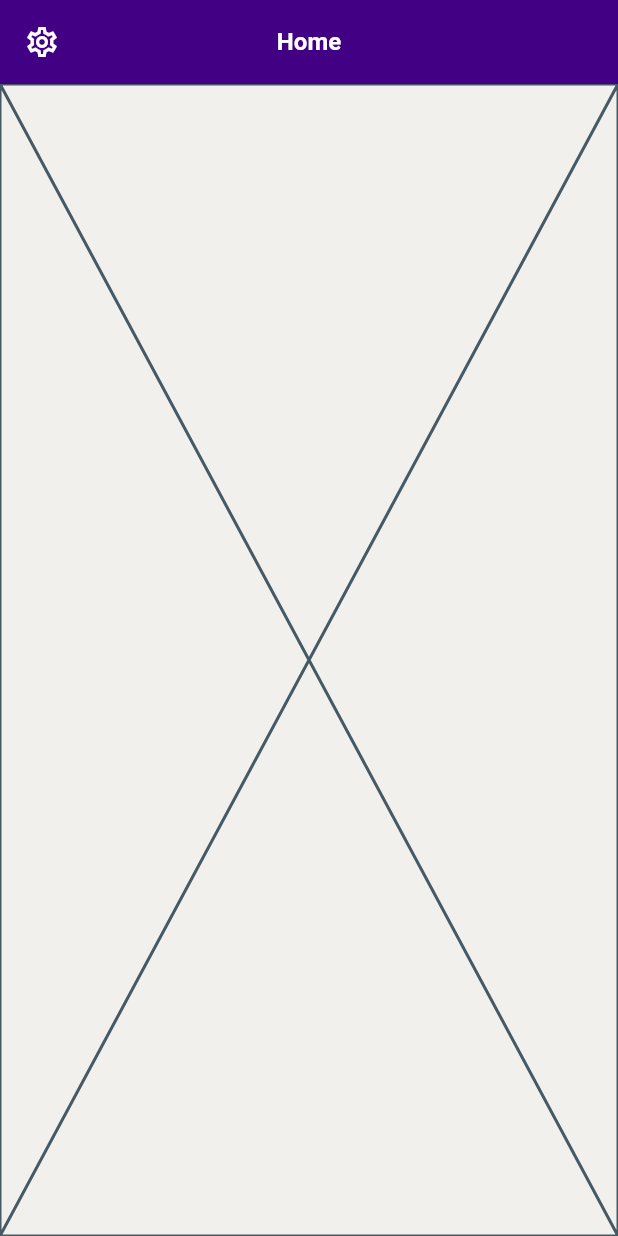
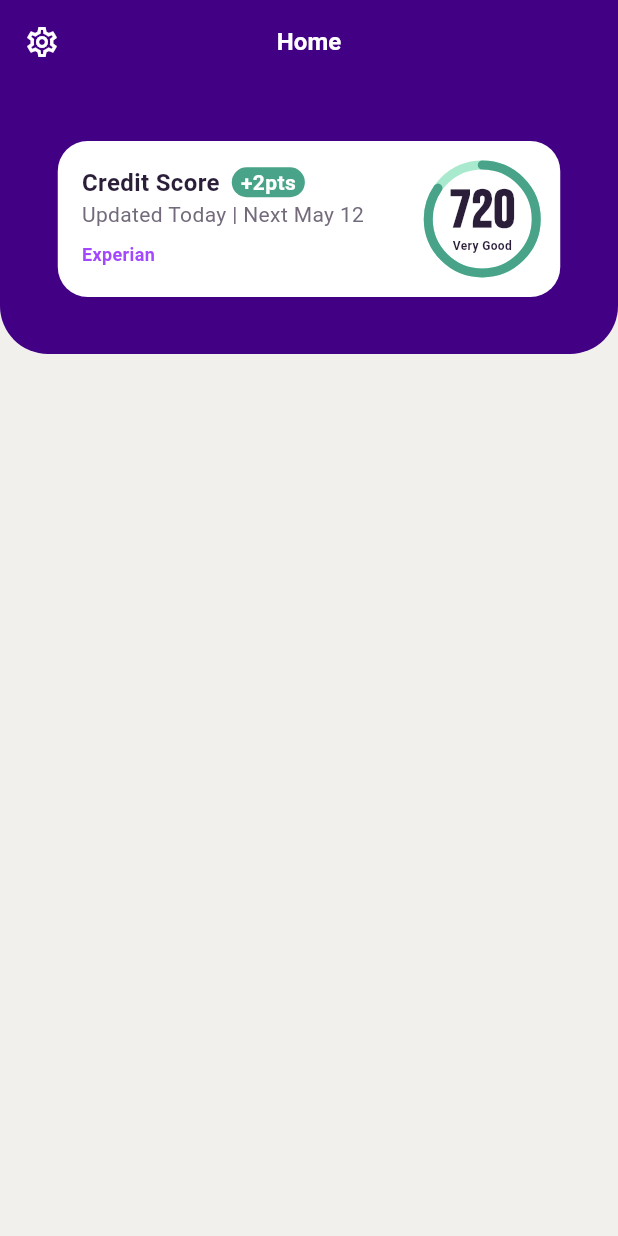
Before and after one commit to Jambdy/ava-assignment, a Flutter app: the screen it shows after launch, on a phone screen of 412 x 824 dp. Run offline on Flutter 3.47's test engine with Material 3 defaults, Android fonts, the phone set to English and light mode, and no system bars; our stand-ins replace auto_route, flutter_riverpod, google_fonts, riverpod_annotation; generated files the repository leaves out were written again; Roboto replaces fonts that are missing (At Hauss).

Commit message:
add credit score components and home screen integration

```diff
--- /dev/null
+++ b/lib/ui/core/widgets/ava_card.dart
@@ -0,0 +1,33 @@
+import 'package:flutter/material.dart';
+
+class AvaCard extends StatelessWidget {
+  final double height;
+  final double width;
+  final bool outlined;
+  final Widget child;
+
+  const AvaCard({
+    super.key,
+    required this.height,
+    required this.width,
+    this.outlined = true,
+    required this.child,
+  });
+
+  @override
+  Widget build(BuildContext context) {
+    return Container(
+      height: height,
+      width: width,
+      decoration: BoxDecoration(
+        color: Theme.of(context).colorScheme.surface,
+        borderRadius: BorderRadius.circular(20),
+        border:
+            outlined
+                ? Border.all(color: Theme.of(context).colorScheme.outline)
+                : null,
+      ),
+      child: Padding(padding: const EdgeInsets.all(16.0), child: child),
+    );
+  }
+}
--- /dev/null
+++ b/lib/ui/core/widgets/ava_chip.dart
@@ -0,0 +1,29 @@
+import 'package:flutter/material.dart';
+
+import '../themes/theme.dart';
+
+class AvaChip extends StatelessWidget {
+  final String text;
+
+  const AvaChip({super.key, required this.text});
+
+  @override
+  Widget build(BuildContext context) {
+    return Container(
+      height: 20,
+      decoration: BoxDecoration(
+        color: Theme.of(context).colorScheme.secondary,
+        borderRadius: BorderRadius.circular(20),
+      ),
+      child: Padding(
+        padding: const EdgeInsets.symmetric(horizontal: 6.0),
+        child: Text(
+          text,
+          style: AppTheme.detailEmphasis.copyWith(
+            color: Theme.of(context).colorScheme.onSecondary,
+          ),
+        ),
+      ),
+    );
+  }
+}
--- /dev/null
+++ b/lib/ui/home/view_models/home_viewmodel.dart
@@ -0,0 +1,28 @@
+import 'package:riverpod_annotation/riverpod_annotation.dart';
+
+import '../../../data/repositories/credit_score_repository.dart';
+import '../state/home_state.dart';
+
+part 'home_viewmodel.g.dart';
+
+@riverpod
+class HomeViewModel extends _$HomeViewModel {
+  @override
+  Future<HomeState> build() async {
+    final creditScore =
+        await ref.read(creditScoreRepositoryProvider).getCreditScore();
+    final creditScoreStatus = _mapCreditScoreStatus(creditScore.currentScore);
+    return HomeState(
+      creditScore: creditScore,
+      creditScoreStatus: creditScoreStatus,
+    );
+  }
+
+  String _mapCreditScoreStatus(int score) {
+    if (score >= 800) return 'Excellent';
+    if (score >= 700) return 'Very Good';
+    if (score >= 600) return 'Good';
+    if (score >= 500) return 'Fair';
+    return 'Poor';
+  }
+}
--- /dev/null
+++ b/lib/ui/home/widgets/credit_score_animation.dart
@@ -0,0 +1,145 @@
+import 'dart:math';
+import 'package:flutter/material.dart';
+
+import '../../core/themes/color.dart';
+import '../../core/themes/theme.dart';
+
+class CreditScoreAnimation extends StatefulWidget {
+  /// Diameter of the widget.
+  final double size;
+
+  /// How many degrees the arc should sweep to (0 → 360).
+  final int creditScore;
+
+  /// Text to display under counter
+  final String? underText;
+
+  /// Width of the arc stroke.
+  final double strokeWidth;
+
+  const CreditScoreAnimation({
+    super.key,
+    this.size = 100,
+    this.creditScore = 270,
+    this.strokeWidth = 6,
+    this.underText
+  });
+
+  @override
+  AnimatedArcCountCircleState createState() => AnimatedArcCountCircleState();
+}
+
+class AnimatedArcCountCircleState extends State<CreditScoreAnimation>
+    with SingleTickerProviderStateMixin {
+  late final AnimationController _ctrl;
+  late final Animation<double> _angleAnim;
+
+  //TODO: add bottom text
+  @override
+  void initState() {
+    super.initState();
+    _ctrl = AnimationController(vsync: this,
+      duration: Duration(
+          milliseconds: (2000 * 850 / widget.creditScore).toInt()));
+      // Tween from 0 → creditScore
+      _angleAnim = Tween<double>(
+      begin: 0,
+      end: widget.creditScore.toDouble(),
+    ).animate(CurvedAnimation(parent: _ctrl, curve: Curves.linear));
+    _ctrl.forward();
+  }
+
+  @override
+  void dispose() {
+    _ctrl.dispose();
+    super.dispose();
+  }
+
+  @override
+  Widget build(BuildContext context) {
+    return SizedBox(
+      width: widget.size,
+      height: widget.size,
+      child: AnimatedBuilder(
+        animation: _angleAnim,
+        builder: (_, __) {
+          return Stack(
+            alignment: Alignment.center,
+            children: [
+              CustomPaint(
+                size: Size.square(widget.size),
+                painter: _ArcPainter(
+                  sweepAngle: 850,
+                  color: AppColors.avaSecondaryLight,
+                  strokeWidth: widget.strokeWidth,
+                ),
+              ),
+              CustomPaint(
+                size: Size.square(widget.size),
+                painter: _ArcPainter(
+                  sweepAngle: _angleAnim.value,
+                  color: Theme
+                      .of(context)
+                      .colorScheme
+                      .secondary,
+                  strokeWidth: widget.strokeWidth,
+                ),
+              ),
+              Column(
+                mainAxisSize: MainAxisSize.min,
+                children: [
+                  Text(
+                    '${_angleAnim.value.toInt()}',
+                    style: AppTheme.graphMedium,
+                  ),
+                  if (widget.underText != null)
+                    Padding(
+                      padding: const EdgeInsets.only(top: 0.0),
+                      child: Text(
+                        widget.underText!,
+                        style: Theme.of(context).textTheme.bodyMedium!.copyWith(
+                          fontSize: 8,
+                        ),
+                      ),
+                    ),
+                ],
+              ),
+            ],
+          );
+        },
+      ),
+    );
+  }
+}
+
+class _ArcPainter extends CustomPainter {
+  final double sweepAngle; // in radians
+  final Color color;
+  final double strokeWidth;
+
+  _ArcPainter({
+    required this.sweepAngle,
+    required this.color,
+    required this.strokeWidth,
+  });
+
+  @override
+  void paint(Canvas canvas, Size size) {
+    final rect = Offset.zero & size;
+    final paint =
+    Paint()
+      ..style = PaintingStyle.stroke
+      ..strokeWidth = strokeWidth
+      ..color = color
+      ..strokeCap = StrokeCap.round;
+
+    canvas.drawArc(rect, 3 * pi / 2, sweepAngle / 850 * pi * 2, false, paint);
+  }
+
+  @override
+  bool shouldRepaint(covariant _ArcPainter old) {
+    return old.sweepAngle != sweepAngle ||
+        old.color != color ||
+        old.strokeWidth != strokeWidth;
+  }
+}
--- /dev/null
+++ b/lib/ui/home/widgets/credit_score_card.dart
@@ -0,0 +1,50 @@
+import 'package:flutter/material.dart';
+import 'package:flutter_riverpod/flutter_riverpod.dart';
+
+import '../../core/widgets/ava_card.dart';
+import 'credit_score_animation.dart';
+import 'credit_score_status.dart';
+
+class CreditScoreCard extends ConsumerWidget {
+  const CreditScoreCard({
+    super.key,
+    required this.currentScore,
+    required this.creditScoreStatus,
+    required this.scoreChange,
+    required this.lastUpdated,
+    required this.nextUpdate,
+    required this.creditAgency,
+  });
+
+  final int currentScore;
+  final String creditScoreStatus;
+  final int scoreChange;
+  final String lastUpdated;
+  final String nextUpdate;
+  final String creditAgency;
+
+  @override
+  Widget build(BuildContext context, WidgetRef ref) {
+    return AvaCard(
+      height: 104,
+      width: 335,
+      outlined: false,
+      child: Row(
+        mainAxisAlignment: MainAxisAlignment.spaceBetween,
+        children: [
+          CreditScoreStatus(
+            scoreChange: scoreChange,
+            lastUpdated: lastUpdated,
+            nextUpdate: nextUpdate,
+            creditAgency: creditAgency,
+          ),
+          CreditScoreAnimation(
+            creditScore: currentScore,
+            size: 72,
+            underText: creditScoreStatus,
+          ),
+        ],
+      ),
+    );
+  }
+}
--- /dev/null
+++ b/lib/ui/home/widgets/credit_score_status.dart
@@ -0,0 +1,55 @@
+import 'package:flutter/material.dart';
+
+import '../../core/themes/color.dart';
+import '../../core/themes/theme.dart';
+import '../../core/widgets/ava_chip.dart';
+
+class CreditScoreStatus extends StatelessWidget {
+  const CreditScoreStatus({
+    super.key,
+    required this.scoreChange,
+    required this.lastUpdated,
+    required this.nextUpdate,
+    required this.creditAgency,
+  });
+
+  final int scoreChange;
+  final String lastUpdated;
+  final String nextUpdate;
+  final String creditAgency;
+
+  @override
+  Widget build(BuildContext context) {
+    return Column(
+      crossAxisAlignment: CrossAxisAlignment.start,
+      children: [
+        Row(
+          mainAxisSize: MainAxisSize.min,
+          children: [
+            Padding(
+              padding: const EdgeInsets.only(right: 8.0),
+              child: Text(
+                'Credit Score',
+                style: Theme.of(context).textTheme.bodyMedium,
+              ),
+            ),
+            AvaChip(text: '+${scoreChange}pts'),
+          ],
+        ),
+        Text(
+          'Updated $lastUpdated | Next $nextUpdate',
+          style: AppTheme.detailRegular.copyWith(color: AppColors.textLight),
+        ),
+        Padding(
+          padding: const EdgeInsets.only(top: 8.0),
+          child: Text(
+            creditAgency,
+            style: AppTheme.overlineEmphasis.copyWith(
+              color: AppColors.lightPurp,
+            ),
+          ),
+        ),
+      ],
+    );
+  }
+}
--- a/lib/ui/home/widgets/home_screen.dart
+++ b/lib/ui/home/widgets/home_screen.dart
@@ -1,18 +1,19 @@
 import 'package:auto_route/auto_route.dart';
 import 'package:flutter/material.dart';
+import 'package:flutter_riverpod/flutter_riverpod.dart';
+
+import '../view_models/home_viewmodel.dart';
+import 'credit_score_card.dart';
 
 
 @RoutePage()
-class HomeScreen extends StatefulWidget {
+class HomeScreen extends ConsumerWidget {
   const HomeScreen({super.key});
 
   @override
-  State<HomeScreen> createState() => _HomeScreenState();
-}
+  Widget build(BuildContext context, WidgetRef ref) {
+    final homeState = ref.watch(homeViewModelProvider);
 
-class _HomeScreenState extends State<HomeScreen> {
-  @override
-  Widget build(BuildContext context) {
     return Scaffold(
       appBar: AppBar(
         backgroundColor: Theme.of(context).colorScheme.primary,
@@ -26,7 +27,36 @@ class _HomeScreenState extends State<HomeScreen> {
         title: Text('Home', style: Theme.of(context).textTheme.headlineMedium),
         centerTitle: true,
       ),
-      body: Placeholder(),
+      body: homeState.when(
+        data: (data) {
+          return SingleChildScrollView(
+            child: Column(
+              children: [
+                Container(
+                  height: 180,
+                  decoration: BoxDecoration(
+                    color: Theme.of(context).colorScheme.primary,
+                    borderRadius: BorderRadius.only(
+                      bottomLeft: Radius.circular(32),
+                      bottomRight: Radius.circular(32),
+                    ),
+                  ),
+                  child: Center(child: CreditScoreCard(
+                    currentScore: data.creditScore.currentScore,
+                    creditScoreStatus: data.creditScoreStatus,
+                    scoreChange: data.creditScore.scoreChange,
+                    lastUpdated: data.creditScore.lastUpdated,
+                    nextUpdate: data.creditScore.nextUpdate,
+                    creditAgency: data.creditScore.creditAgency,
+                  )),
+                ),
+              ],
+            ),
+          );
+        },
+        loading: () => const Center(child: CircularProgressIndicator()),
+        error: (err, _) => Center(child: Text('Error: $err')),
+      ),
     );
   }
 }
```
Also changed, not shown: lib/data/repositories/credit_score_repository.dart (added, +72 -0 lines), lib/models/credit_score.dart (added, +41 -0 lines), lib/ui/home/state/home_state.dart (added, +11 -0 lines).
